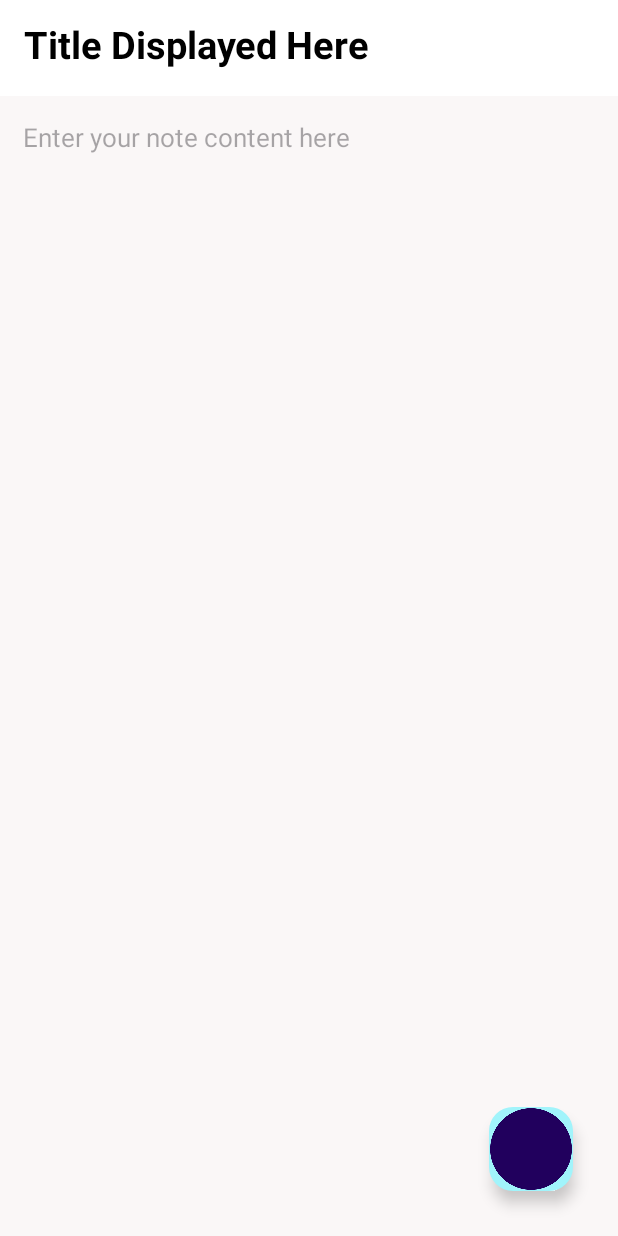
After one commit to faiyaz103/NoteMania, an Android app: the notedetails screen opened directly, with no data from a screen before it, on a phone screen of 412 x 824 dp. The commit adds this screen. Run offline under Robolectric (Android 15) with nearby library versions, the phone set to English and light mode, and no system bars.

Commit message:
Note Delete and Edit Functionality Added

```diff
--- /dev/null
+++ b/app/src/main/java/com/example/notemania/notedetails.java
@@ -0,0 +1,24 @@
+package com.example.notemania;
+
+import android.os.Bundle;
+
+import androidx.activity.EdgeToEdge;
+import androidx.appcompat.app.AppCompatActivity;
+import androidx.core.graphics.Insets;
+import androidx.core.view.ViewCompat;
+import androidx.core.view.WindowInsetsCompat;
+
+public class notedetails extends AppCompatActivity {
+
+    @Override
+    protected void onCreate(Bundle savedInstanceState) {
+        super.onCreate(savedInstanceState);
+        EdgeToEdge.enable(this);
+        setContentView(R.layout.activity_notedetails);
+        ViewCompat.setOnApplyWindowInsetsListener(findViewById(R.id.main), (v, insets) -> {
+            Insets systemBars = insets.getInsets(WindowInsetsCompat.Type.systemBars());
+            v.setPadding(systemBars.left, systemBars.top, systemBars.right, systemBars.bottom);
+            return insets;
+        });
+    }
+}
--- /dev/null
+++ b/app/src/main/res/layout/activity_notedetails.xml
@@ -0,0 +1,58 @@
+<?xml version="1.0" encoding="utf-8"?>
+<RelativeLayout xmlns:android="http://schemas.android.com/apk/res/android"
+    xmlns:app="http://schemas.android.com/apk/res-auto"
+    xmlns:tools="http://schemas.android.com/tools"
+    android:id="@+id/main"
+    android:layout_width="match_parent"
+    android:layout_height="match_parent"
+    tools:context=".notedetails">
+
+    <androidx.appcompat.widget.Toolbar
+        android:layout_width="match_parent"
+        android:layout_height="?attr/actionBarSize"
+        android:id="@+id/toolbarfornotedetail"
+        android:background="@color/white">
+
+        <RelativeLayout
+            android:layout_width="match_parent"
+            android:layout_height="match_parent">
+
+            <TextView
+                android:layout_width="match_parent"
+                android:layout_height="match_parent"
+                android:paddingTop="12dp"
+                android:textSize="25sp"
+                android:textStyle="bold"
+                android:text="Title Displayed Here"
+                android:textColor="@color/black"
+                android:id="@+id/titleofnotedetail" />
+
+        </RelativeLayout>
+
+    </androidx.appcompat.widget.Toolbar>
+
+    <EditText
+        android:layout_width="match_parent"
+        android:layout_height="match_parent"
+        android:textSize="17sp"
+        android:background="#faf7f7"
+        android:gravity="top|left"
+        android:textColor="@color/black"
+        android:hint="Enter your note content here"
+        android:layout_below="@id/toolbarfornotedetail"
+        android:padding="15dp"
+        android:id="@+id/contentofnotedetail" />
+
+    <com.google.android.material.floatingactionbutton.FloatingActionButton
+        android:layout_width="wrap_content"
+        android:layout_height="wrap_content"
+        android:layout_alignParentBottom="true"
+        android:layout_alignParentEnd="true"
+        android:layout_marginBottom="30dp"
+        android:layout_marginEnd="30dp"
+        android:id="@+id/gotoeditnote"
+        android:src="@drawable/edit"
+        app:backgroundTint="#A1F4FB"
+        app:maxImageSize="56dp" />
+
+</RelativeLayout>
--- a/app/src/main/res/layout/notes_layout.xml
+++ b/app/src/main/res/layout/notes_layout.xml
@@ -23,7 +23,7 @@
                 android:layout_height="wrap_content"
                 android:orientation="horizontal">
                 <TextView
-                    android:background="#00BCD4"
+
                     android:layout_width="match_parent"
                     android:layout_height="wrap_content"
                     android:id="@+id/notetitle"
@@ -49,7 +49,7 @@
                 android:layout_width="match_parent"
                 android:layout_height="wrap_content"
                 android:id="@+id/notecontent"
-                android:background="#CE03F4C4"
+
                 android:paddingBottom="20dp"
                 android:paddingLeft="10dp"
                 android:paddingRight="10dp"
```
Also changed, not shown: app/src/main/AndroidManifest.xml (+10 -4 lines), app/src/main/java/com/example/notemania/editnoteactivity.java (added, +24 -0 lines), app/src/main/java/com/example/notemania/notesActivity.java (+68 -0 lines), app/src/main/res/layout/activity_editnoteactivity.xml (added, +56 -0 lines), app/src/main/res/values/colors.xml (+20 -0 lines).
